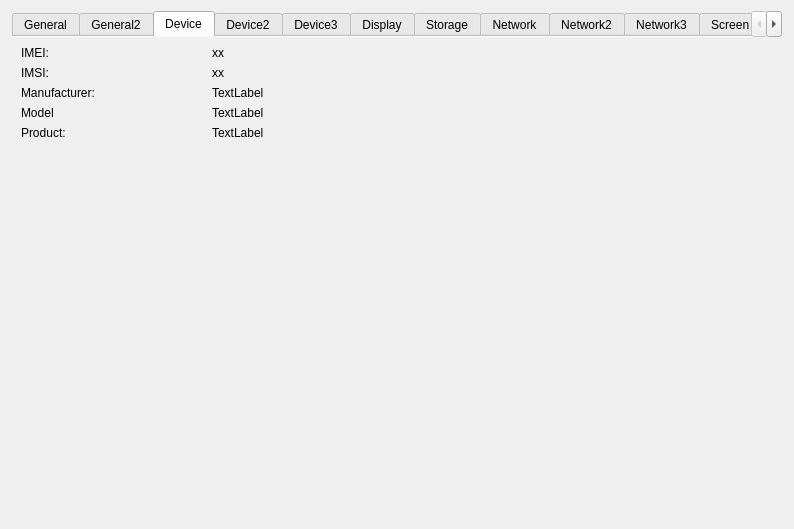
Qt form examples/sysinfo/dialog_s60.ui (qtproject/qt-mobility) before a commit.
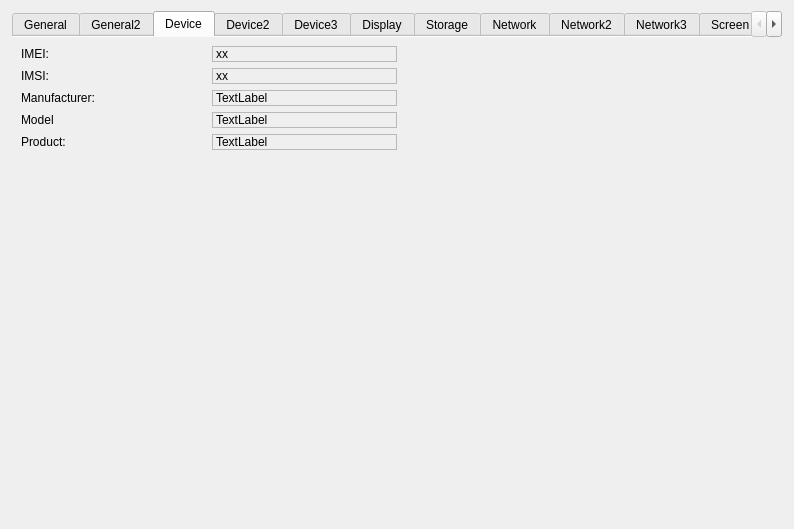
The same form after that commit. The open tabs and pages were chosen to show the change. Icons and pictures are not drawn.

What changed in the file:
```diff
--- a/examples/sysinfo/dialog_s60.ui
+++ b/examples/sysinfo/dialog_s60.ui
@@ -361,6 +361,12 @@
              <verstretch>0</verstretch>
             </sizepolicy>
            </property>
+           <property name="frameShape">
+            <enum>QFrame::StyledPanel</enum>
+           </property>
+           <property name="frameShadow">
+            <enum>QFrame::Sunken</enum>
+           </property>
            <property name="text">
             <string>xx</string>
            </property>
@@ -391,6 +397,12 @@
              <verstretch>0</verstretch>
             </sizepolicy>
            </property>
+           <property name="frameShape">
+            <enum>QFrame::StyledPanel</enum>
+           </property>
+           <property name="frameShadow">
+            <enum>QFrame::Sunken</enum>
+           </property>
            <property name="text">
             <string>xx</string>
            </property>
@@ -421,6 +433,12 @@
              <verstretch>0</verstretch>
             </sizepolicy>
            </property>
+           <property name="frameShape">
+            <enum>QFrame::StyledPanel</enum>
+           </property>
+           <property name="frameShadow">
+            <enum>QFrame::Sunken</enum>
+           </property>
            <property name="text">
             <string>TextLabel</string>
            </property>
@@ -464,6 +482,12 @@
              <verstretch>0</verstretch>
             </sizepolicy>
            </property>
+           <property name="frameShape">
+            <enum>QFrame::StyledPanel</enum>
+           </property>
+           <property name="frameShadow">
+            <enum>QFrame::Sunken</enum>
+           </property>
            <property name="text">
             <string>TextLabel</string>
            </property>
@@ -494,6 +518,12 @@
              <verstretch>0</verstretch>
             </sizepolicy>
            </property>
+           <property name="frameShape">
+            <enum>QFrame::StyledPanel</enum>
+           </property>
+           <property name="frameShadow">
+            <enum>QFrame::Sunken</enum>
+           </property>
            <property name="text">
             <string>TextLabel</string>
            </property>
```
Left out of the diff: 57 changed lines with no effect on the pictures.
